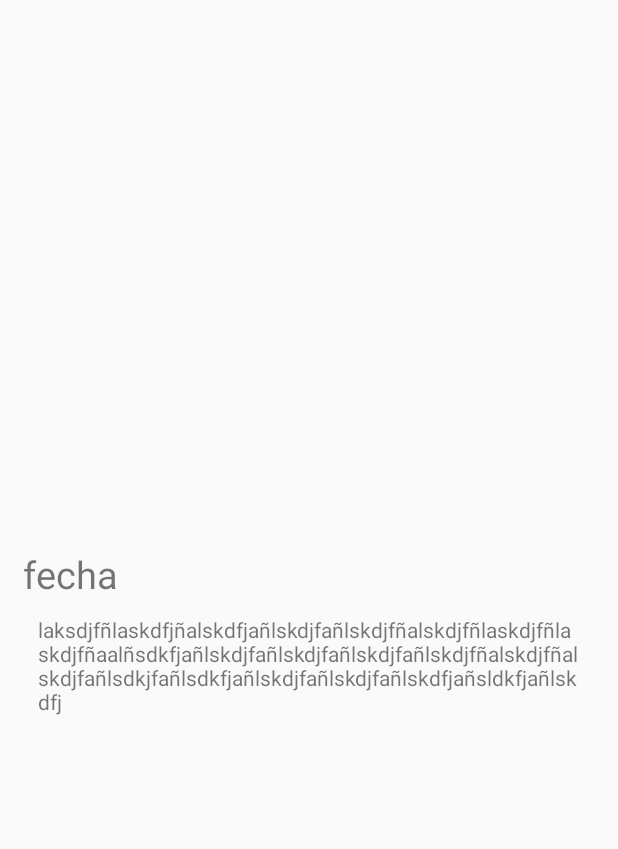
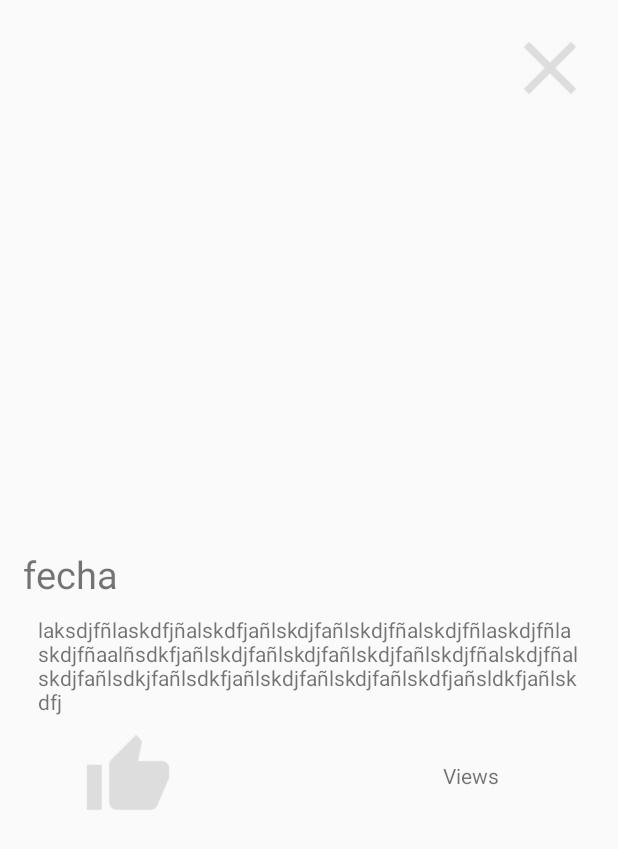
Before and after one commit to ashmander/MiniInstagram, an Android app: the layout row_new.xml on its own in the app's theme, with its tools: preview values and no code run, on a phone screen of 412 x 824 dp. Shown: the top 849 px of the screen. Run offline under Robolectric (Android 15) with nearby library versions, the phone set to English and light mode, and no system bars.

Commit message:
Mini Instagram

```diff
--- a/app/src/main/AndroidManifest.xml
+++ b/app/src/main/AndroidManifest.xml
@@ -1,7 +1,8 @@
 <?xml version="1.0" encoding="utf-8"?>
 <manifest xmlns:android="http://schemas.android.com/apk/res/android"
     package="com.example.miniinstagram">
-
+    <uses-permission android:name="android.permission.CALL_PHONE"/>
+    <uses-permission android:name="android.permission.INTERNET"/>
     <application
         android:allowBackup="true"
         android:icon="@mipmap/ic_launcher"
--- a/app/src/main/res/layout/row_new.xml
+++ b/app/src/main/res/layout/row_new.xml
@@ -9,28 +9,45 @@
         android:orientation="vertical">
         <ImageView
             android:layout_width="match_parent"
-            android:layout_height="350dp" />
+            android:layout_height="350dp"
+            android:id="@+id/image_img"/>
         <TextView
             android:layout_width="match_parent"
             android:layout_height="wrap_content"
             android:text="fecha"
-            android:textSize="25sp"/>
+            android:textSize="25sp"
+            android:id="@+id/date_tv"/>
         <TextView
             android:layout_width="match_parent"
             android:layout_height="wrap_content"
             android:text="laksdjfñlaskdfjñalskdfjañlskdjfañlskdjfñalskdjfñlaskdjfñlaskdjfñaalñsdkfjañlskdjfañlskdjfañlskdjfañlskdjfñalskdjfñalskdjfañlsdkjfañlsdkfjañlskdjfañlskdjfañlskdfjañsldkfjañlskdfj"
-            android:layout_margin="10dp"/>
+            android:layout_margin="10dp"
+            android:id="@+id/paragraph_tv"/>
         <LinearLayout
             android:layout_width="match_parent"
             android:layout_height="wrap_content"
             android:orientation="horizontal">
             <ImageView
                 android:layout_width="60dp"
-                android:layout_height="60dp" />
+                android:layout_height="60dp"
+                android:background="@drawable/like"
+                android:backgroundTint="#DDD"
+                android:layout_marginLeft="40dp"
+                android:id="@+id/like_img"/>
             <TextView
                 android:layout_width="60dp"
                 android:layout_height="60dp"
-                android:layout_marginLeft="250dp"/>
+                android:layout_marginLeft="180dp"
+                android:text="Views"
+                android:paddingTop="20dp"
+                android:id="@+id/views_tv"/>
         </LinearLayout>
     </LinearLayout>
+    <ImageView
+        android:layout_width="60dp"
+        android:layout_height="60dp"
+        android:background="@drawable/delete"
+        android:backgroundTint="#DDD"
+        android:layout_alignParentRight="true"
+        android:id="@+id/delete_btn"/>
 </RelativeLayout>
```
Also changed, not shown: app/src/main/java/com/example/miniinstagram/MainActivity.java (+11 -1 lines), app/src/main/java/com/example/miniinstagram/Notice.java (added, +44 -0 lines), app/src/main/java/com/example/miniinstagram/NoticeAdapter.java (added, +48 -0 lines).
